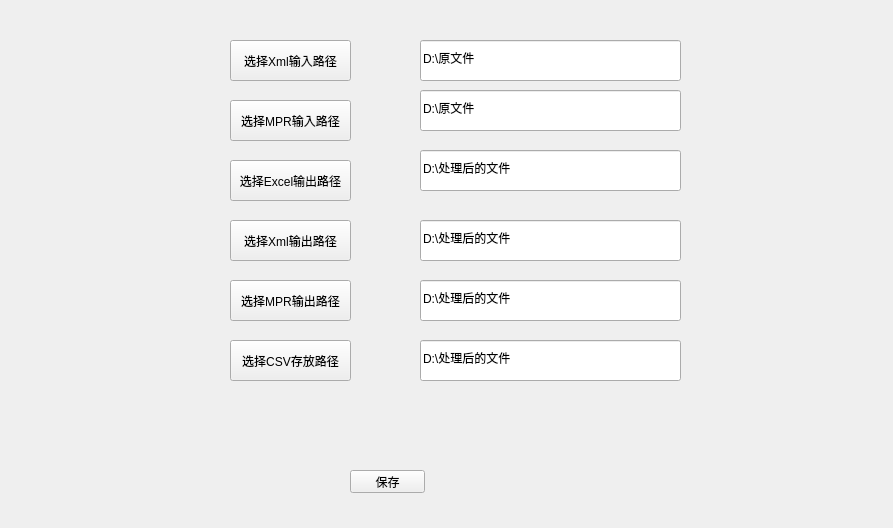
Old version of the form foreEnd/PatchSetting.ui in the repository lovelyx/EdgeBandingProcedure.
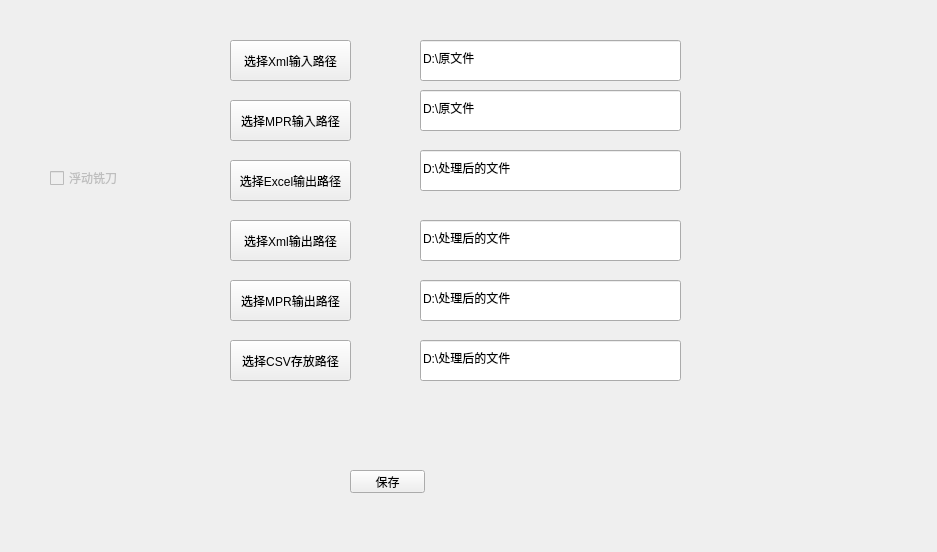
New version of the form. Icons and pictures are not drawn.

Patch:
```diff
--- a/foreEnd/PatchSetting.ui
+++ b/foreEnd/PatchSetting.ui
@@ -6,8 +6,8 @@
    <rect>
     <x>0</x>
     <y>0</y>
-    <width>893</width>
-    <height>528</height>
+    <width>937</width>
+    <height>552</height>
    </rect>
   </property>
   <property name="windowTitle">
@@ -204,6 +204,22 @@
     <string>输出MPR路径</string>
    </property>
   </widget>
+  <widget class="QCheckBox" name="checkBox">
+   <property name="enabled">
+    <bool>false</bool>
+   </property>
+   <property name="geometry">
+    <rect>
+     <x>50</x>
+     <y>170</y>
+     <width>71</width>
+     <height>16</height>
+    </rect>
+   </property>
+   <property name="text">
+    <string>浮动铣刀</string>
+   </property>
+  </widget>
  </widget>
  <resources/>
  <connections/>
```
